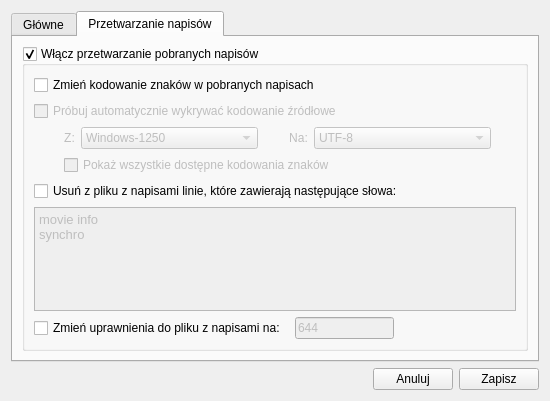
Before: the Qt Designer form ui/frmoptions.ui in QNapi/qnapi, drawn with Qt 5.
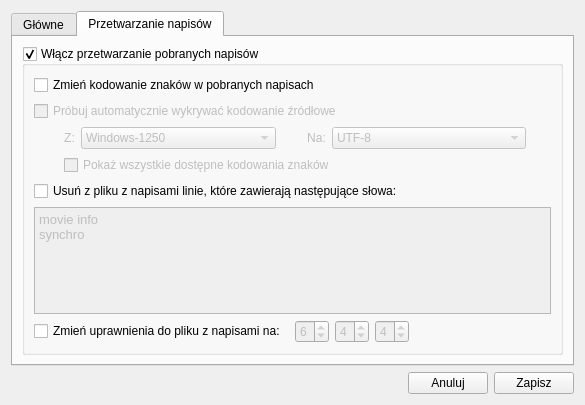
After: the same form once the commit is applied. The open tabs and pages were chosen to show the change. Icons and pictures are not drawn.

Commit message: Uprawnienia do pliku z napisami realizowane trzema QSpinBoksami, zamiast pola tekstowego.

Diff of the .ui file:
```diff
--- a/ui/frmoptions.ui
+++ b/ui/frmoptions.ui
@@ -5,8 +5,8 @@
    <rect>
     <x>0</x>
     <y>0</y>
-    <width>550</width>
-    <height>401</height>
+    <width>585</width>
+    <height>405</height>
    </rect>
   </property>
   <property name="windowTitle" >
@@ -162,14 +162,6 @@
       </layout>
      </widget>
      <widget class="QWidget" name="tab_2" >
-      <property name="geometry" >
-       <rect>
-        <x>0</x>
-        <y>0</y>
-        <width>530</width>
-        <height>317</height>
-       </rect>
-      </property>
       <attribute name="title" >
        <string>Przetwarzanie napisów</string>
       </attribute>
@@ -381,9 +373,9 @@
              <string>&lt;!DOCTYPE HTML PUBLIC "-//W3C//DTD HTML 4.0//EN" "http://www.w3.org/TR/REC-html40/strict.dtd">
 &lt;html>&lt;head>&lt;meta name="qrichtext" content="1" />&lt;style type="text/css">
 p, li { white-space: pre-wrap; }
-&lt;/style>&lt;/head>&lt;body style=" font-family:'DejaVu Sans'; font-size:10pt; font-weight:400; font-style:normal;">
-&lt;p style=" margin-top:0px; margin-bottom:0px; margin-left:0px; margin-right:0px; -qt-block-indent:0; text-indent:0px;">movie info&lt;/p>
-&lt;p style=" margin-top:0px; margin-bottom:0px; margin-left:0px; margin-right:0px; -qt-block-indent:0; text-indent:0px; -qt-user-state:0;">synchro&lt;/p>&lt;/body>&lt;/html></string>
+&lt;/style>&lt;/head>&lt;body style=" font-family:'Sans Serif'; font-size:10pt; font-weight:400; font-style:normal;">
+&lt;p style=" margin-top:0px; margin-bottom:0px; margin-left:0px; margin-right:0px; -qt-block-indent:0; text-indent:0px; font-family:'DejaVu Sans';">movie info&lt;/p>
+&lt;p style=" margin-top:0px; margin-bottom:0px; margin-left:0px; margin-right:0px; -qt-block-indent:0; text-indent:0px; -qt-user-state:0; font-family:'DejaVu Sans';">synchro&lt;/p>&lt;/body>&lt;/html></string>
             </property>
             <property name="acceptRichText" >
              <bool>false</bool>
@@ -403,21 +395,41 @@
              </widget>
             </item>
             <item>
-             <widget class="QLineEdit" name="lePermissions" >
+             <widget class="QSpinBox" name="sbOPerm" >
               <property name="enabled" >
                <bool>false</bool>
               </property>
-              <property name="sizePolicy" >
-               <sizepolicy vsizetype="Fixed" hsizetype="Maximum" >
-                <horstretch>0</horstretch>
-                <verstretch>0</verstretch>
-               </sizepolicy>
+              <property name="maximum" >
+               <number>7</number>
               </property>
-              <property name="inputMask" >
-               <string>999; </string>
+              <property name="value" >
+               <number>6</number>
               </property>
-              <property name="text" >
-               <string>644</string>
+             </widget>
+            </item>
+            <item>
+             <widget class="QSpinBox" name="sbGPerm" >
+              <property name="enabled" >
+               <bool>false</bool>
+              </property>
+              <property name="maximum" >
+               <number>7</number>
+              </property>
+              <property name="value" >
+               <number>4</number>
+              </property>
+             </widget>
+            </item>
+            <item>
+             <widget class="QSpinBox" name="sbUPerm" >
+              <property name="enabled" >
+               <bool>false</bool>
+              </property>
+              <property name="maximum" >
+               <number>7</number>
+              </property>
+              <property name="value" >
+               <number>4</number>
               </property>
              </widget>
             </item>
```
Left out of the diff: 66 changed lines with no effect on the pictures. The commit also changes 1 other file.
